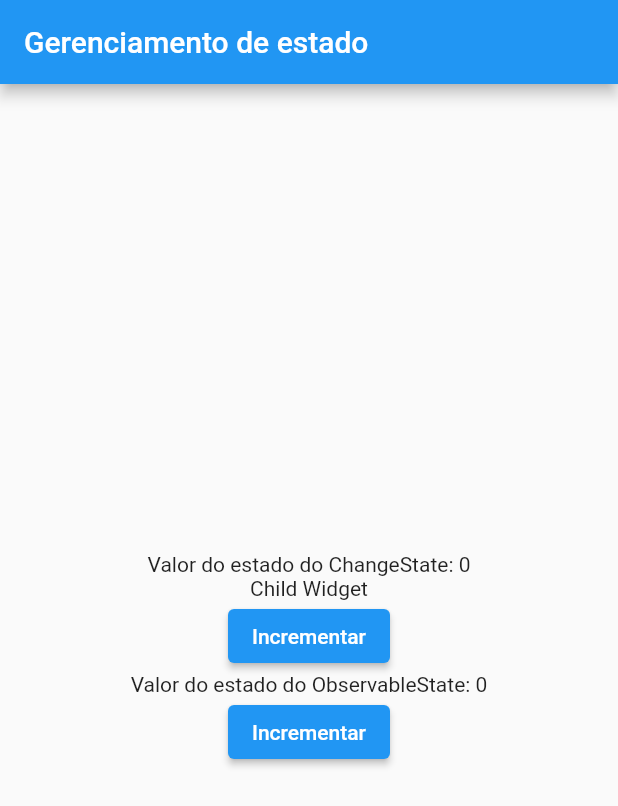
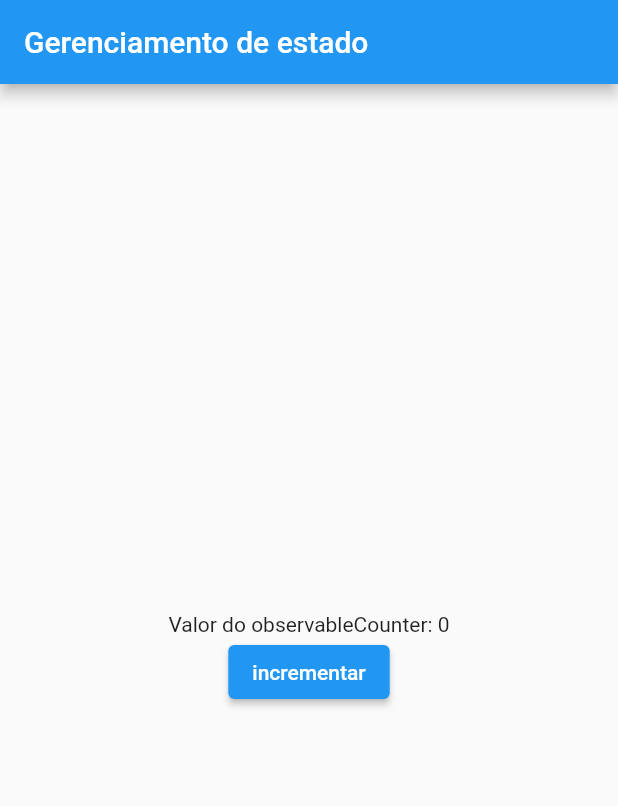
Before and after one commit to itajacy/pm_criando_gerenciamento_estado, a Flutter app: the screen it shows after launch, on a phone screen of 412 x 824 dp. Shown: the top 806 px of the screen. Run offline on Flutter 3.47's test engine with Material 3 defaults, Android fonts, the phone set to English and light mode, and no system bars.

Commit message:
2.12 - gerenciando somente 1 estado ObservableStateBuilder, como em um ValueNotifier

```diff
--- /dev/null
+++ b/lib/builders/observable_state_builder.dart
@@ -0,0 +1,42 @@
+import 'package:flutter/material.dart';
+import 'package:pm_criando_gerenciamento_estado/controllers/state_observable.dart';
+
+class ObservableStateBuilder<T> extends StatefulWidget {
+  final StateObservable<T> stateObservable;
+  final Widget Function(BuildContext context, T state, Widget? child) builder;
+  final Widget? child;
+
+  const ObservableStateBuilder({
+    super.key,
+    required this.stateObservable,
+    required this.builder,
+    this.child,
+  });
+
+  @override
+  State<ObservableStateBuilder<T>> createState() =>
+      _ObservableStateBuilderState<T>();
+}
+
+class _ObservableStateBuilderState<T> extends State<ObservableStateBuilder<T>> {
+  @override
+  void initState() {
+    widget.stateObservable.addListener(callback);
+    super.initState();
+  }
+
+  void callback() {
+    setState(() {});
+  }
+
+  @override
+  void dispose() {
+    widget.stateObservable.removeListener(callback);
+    super.dispose();
+  }
+
+  @override
+  Widget build(BuildContext context) {
+    return widget.builder(context, widget.stateObservable.state, widget.child);
+  }
+}
--- a/lib/main.dart
+++ b/lib/main.dart
@@ -1,5 +1,6 @@
 import 'package:flutter/material.dart';
 import 'package:pm_criando_gerenciamento_estado/builders/observable_builder.dart';
+import 'package:pm_criando_gerenciamento_estado/builders/observable_state_builder.dart';
 import 'package:pm_criando_gerenciamento_estado/controllers/state_observable.dart';
 
 import 'classes/counter_state.dart';
@@ -43,27 +44,7 @@ class MyHomePage extends StatefulWidget {
 }
 
 class _MyHomePageState extends State<MyHomePage> {
-  final counterState = CounterState();
   final observableCounter = StateObservable<int>(0);
-
-  @override
-  void initState() {
-    // counterState.addListener(callback);
-    observableCounter.addListener(callback);
-    super.initState();
-  }
-
-  void callback() {
-    // print(" ${counterState.counter}\n");
-    setState(() {});
-  }
-
-  @override
-  void dispose() {
-    // counterState.removeListener(callback);
-    observableCounter.removeListener(callback);
-    super.dispose();
-  }
 
   @override
   Widget build(BuildContext context) {
@@ -73,35 +54,20 @@ class _MyHomePageState extends State<MyHomePage> {
         child: Column(
           mainAxisAlignment: MainAxisAlignment.center,
           children: [
-            ObservableBuilder(
-              observable: counterState,
-              child: const Text('Child Widget'),
-              builder: (BuildContext context, child) {
-                return Column(
-                  children: [
-                    Text(
-                      'Valor do estado do ChangeState: ${counterState.counter}',
-                    ),
-                    child!,
-                  ],
+            ObservableStateBuilder(
+              stateObservable: observableCounter,
+              builder: (context, state, child) {
+                return Text(
+                  'Valor do observableCounter: $state',
+                  // style: const TextStyle(fontSize: 20),
                 );
               },
-            ),
-
-            ElevatedButton(
-              onPressed: () {
-                counterState.increment();
-              },
-              child: const Text("Incrementar"),
-            ),
-            Text(
-              'Valor do estado do ObservableState: ${observableCounter.state}',
             ),
             ElevatedButton(
               onPressed: () {
                 observableCounter.state++;
               },
-              child: const Text("Incrementar"),
+              child: Text("incrementar"),
             ),
           ],
         ),
```
